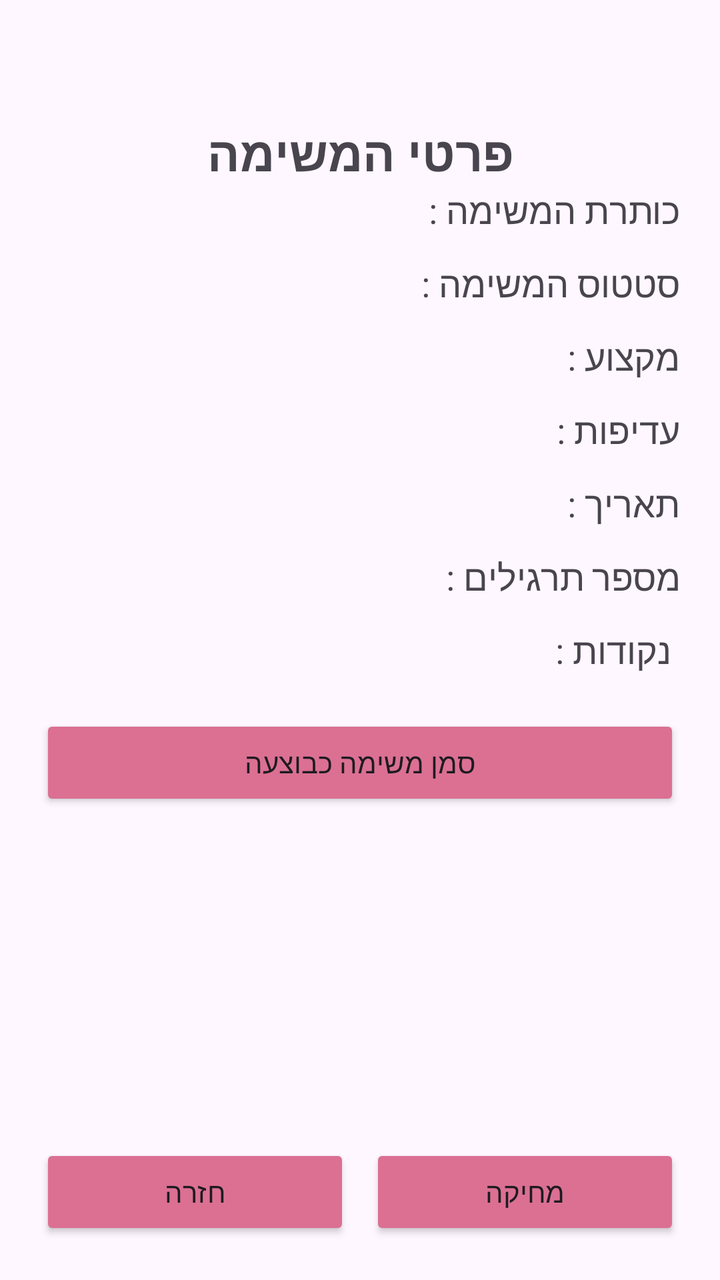
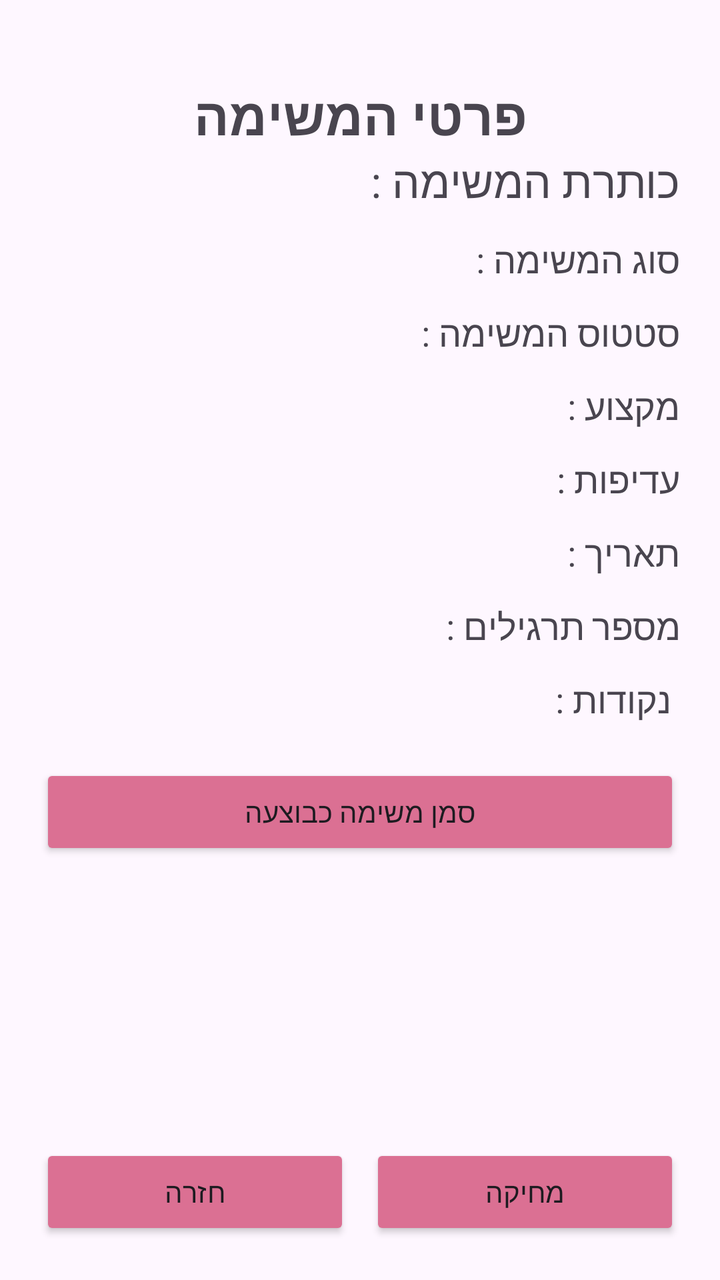

Screens rendered from an Android XML layout before and after an edit, with the pre-edit source and the edit as a unified diff.
<!-- AndroidManifest.xml: application theme Theme.TaskManager -->
<!-- res/layout/activity_task_details.xml -->
<?xml version="1.0" encoding="utf-8"?>
<LinearLayout xmlns:android="http://schemas.android.com/apk/res/android"
    android:layout_width="match_parent"
    android:layout_height="match_parent"
    android:orientation="vertical"
    android:padding="20dp">

    <TextView
        android:id="@+id/detailsTitle"
        android:layout_width="match_parent"
        android:layout_height="wrap_content"
        android:text="פרטי המשימה"
        android:textSize="24sp"
        android:textStyle="bold"
        android:gravity="center"
        android:layout_marginTop="40dp" />


    <TextView
        android:id="@+id/detailsTaskTitle"
        android:layout_width="match_parent"
        android:layout_height="wrap_content"
        android:text="כותרת המשימה :"
        android:textSize="18sp"
        android:layout_marginBottom="12dp" />

    <TextView
        android:id="@+id/statsTask"
        android:layout_width="match_parent"
        android:layout_height="wrap_content"
        android:text="סטטוס המשימה :"
        android:textSize="18sp"
        android:layout_marginBottom="12dp" />

    <TextView
        android:id="@+id/detailsSubject"
        android:layout_width="match_parent"
        android:layout_height="wrap_content"
        android:text="מקצוע :"
        android:textSize="18sp"
        android:layout_marginBottom="12dp" />

    <TextView
        android:id="@+id/detailsPriority"
        android:layout_width="match_parent"
        android:layout_height="wrap_content"
        android:text="עדיפות :"
        android:textSize="18sp"
        android:layout_marginBottom="12dp" />

    <TextView
        android:id="@+id/detailsDueDate"
        android:layout_width="match_parent"
        android:layout_height="wrap_content"
        android:text="תאריך :"
        android:textSize="18sp"
        android:layout_marginBottom="12dp" />

    <TextView
        android:id="@+id/detailsAmount"
        android:layout_width="match_parent"
        android:layout_height="wrap_content"
        android:text="מספר תרגילים :"
        android:textSize="18sp"
        android:layout_marginBottom="12dp" />

    <TextView
        android:id="@+id/detailsPoints"
        android:layout_width="match_parent"
        android:layout_height="wrap_content"
        android:text=" נקודות :"
        android:textSize="18sp"
        android:layout_marginBottom="20dp" />

    <Button
        android:id="@+id/doneButton"
        android:layout_width="match_parent"
        android:layout_height="wrap_content"
        android:text="סמן משימה כבוצעה"
        android:backgroundTint="#DB7093"
        android:layout_marginBottom="15dp" />

    <LinearLayout
        android:layout_width="match_parent"
        android:layout_height="0dp"
        android:layout_weight="1"
        android:orientation="horizontal"
        android:gravity="bottom">

        <Button
            android:id="@+id/backButton"
            android:layout_width="0dp"
            android:layout_height="wrap_content"
            android:layout_weight="1"
            android:text="חזרה"
            android:backgroundTint="#DB7093"
            android:layout_marginEnd="5dp" />

        <Button
            android:id="@+id/deleteTaskButton"
            android:layout_width="0dp"
            android:layout_height="wrap_content"
            android:layout_weight="1"
            android:text="מחיקה"
            android:backgroundTint="#DB7093"
            android:layout_marginStart="5dp" />

    </LinearLayout>

</LinearLayout>
<!-- resources referenced by this layout -->
<resources>
  <style name="Theme.TaskManager" parent="Base.Theme.TaskManager" />
  <style name="Base.Theme.TaskManager" parent="Theme.Material3.DayNight.NoActionBar">
          
          
      </style>
</resources>

<!-- the commit's change to res/layout/activity_task_details.xml (unified diff, before → after) -->
@@ -10,10 +10,10 @@
         android:layout_width="match_parent"
         android:layout_height="wrap_content"
         android:text="פרטי המשימה"
-        android:textSize="24sp"
+        android:textSize="26sp"
         android:textStyle="bold"
         android:gravity="center"
-        android:layout_marginTop="40dp" />
+        android:layout_marginTop="20dp" />
 
 
     <TextView
@@ -21,6 +21,14 @@
         android:layout_width="match_parent"
         android:layout_height="wrap_content"
         android:text="כותרת המשימה :"
+        android:textSize="22sp"
+        android:layout_marginBottom="12dp" />
+
+    <TextView
+        android:id="@+id/detailsTaskType"
+        android:layout_width="match_parent"
+        android:layout_height="wrap_content"
+        android:text="סוג המשימה :"
         android:textSize="18sp"
         android:layout_marginBottom="12dp" />
 
